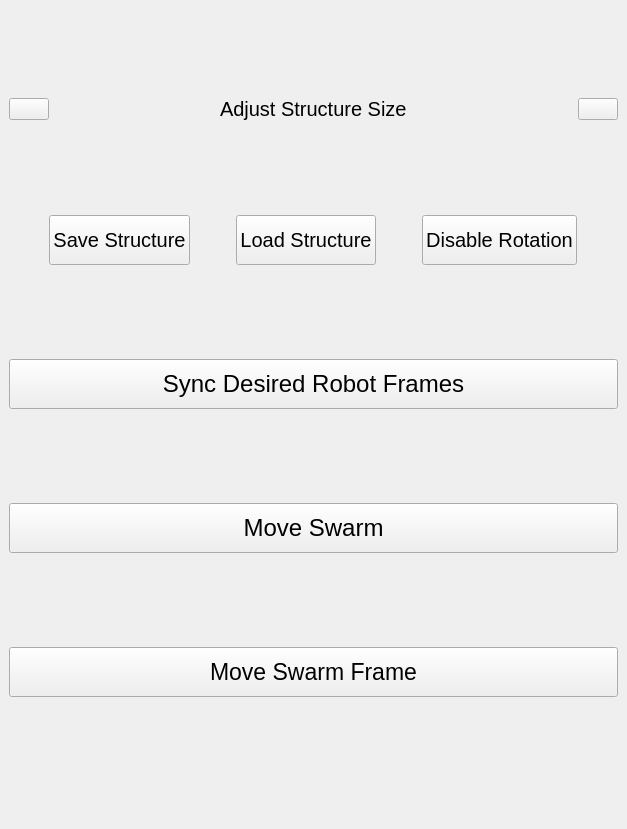
The window that src/assistive_gui/resource/mainwindow.ui (rpiRobotics/Assistive-Robotics) describes before a commit, drawn with Qt 5.
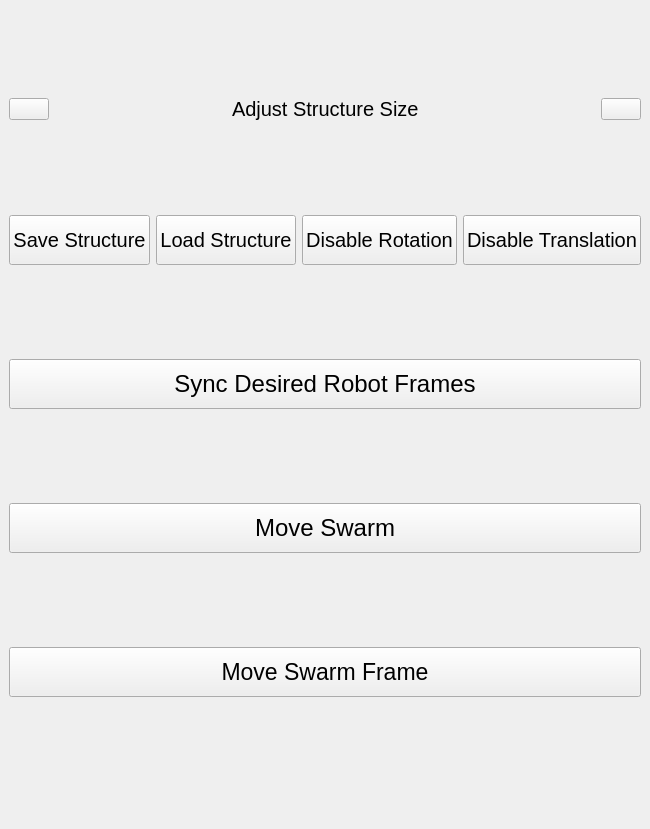
The same window after the commit.

Commit message: Add disable translation to GUI

```diff
--- a/src/assistive_gui/resource/mainwindow.ui
+++ b/src/assistive_gui/resource/mainwindow.ui
@@ -162,7 +162,33 @@
           </property>
          </widget>
         </item>
-       </layout>
+
+        <item>
+         <widget class="QPushButton" name="Disabletranslation">
+          <property name="sizePolicy">
+           <sizepolicy hsizetype="Maximum" vsizetype="Maximum">
+            <horstretch>0</horstretch>
+            <verstretch>0</verstretch>
+           </sizepolicy>
+          </property>
+          <property name="minimumSize">
+           <size>
+            <width>0</width>
+            <height>50</height>
+           </size>
+          </property>
+          <property name="font">
+           <font>
+            <pointsize>15</pointsize>
+           </font>
+          </property>
+          <property name="text">
+           <string>Disable Translation</string>
+          </property>
+         </widget>
+        </item>
+
+       </layout> <!-- horizontalLayout -->
       </item>
       <item>
        <widget class="QPushButton" name="syncFrames">
```
Left out of the diff: 43 changed lines with no effect on the pictures. The commit also changes 1 other file.
